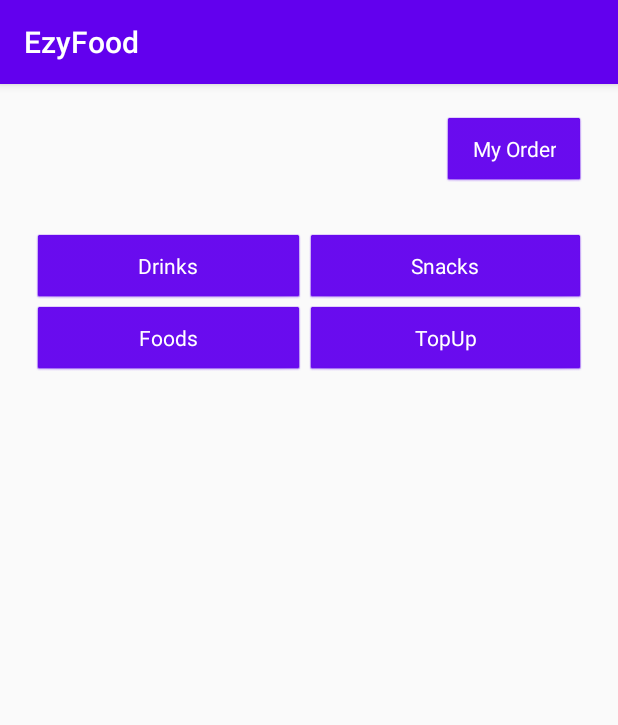
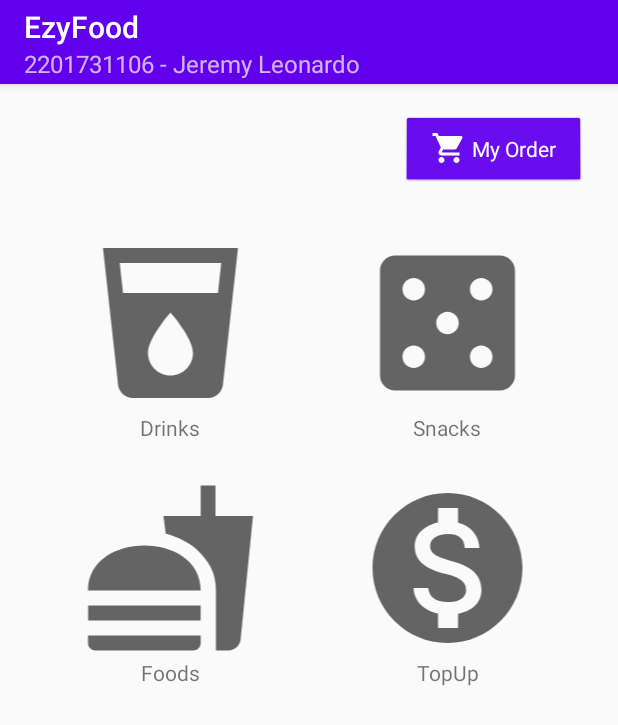
Before and after one commit to jeremyleonardo/ezyfood, an Android app: the screen it shows after launch (MainActivity), on a phone screen of 412 x 824 dp. Shown: the top 725 px of the screen. Run offline under Robolectric (Android 15) with nearby library versions, the phone set to English and light mode, and no system bars.

Commit message:
style: add drawables for main activity, change titles of actionbars

```diff
--- a/app/build.gradle
+++ b/app/build.gradle
@@ -12,6 +12,7 @@ android {
         versionName "1.0"
 
         testInstrumentationRunner "androidx.test.runner.AndroidJUnitRunner"
+        vectorDrawables.useSupportLibrary = true
     }
 
     buildTypes {
--- a/app/src/main/java/com/jeremyleonardo/ezyfood/CartActivity.java
+++ b/app/src/main/java/com/jeremyleonardo/ezyfood/CartActivity.java
@@ -25,6 +25,7 @@ public class CartActivity extends AppCompatActivity {
     protected void onCreate(Bundle savedInstanceState) {
         super.onCreate(savedInstanceState);
         setContentView(R.layout.activity_cart);
+        getSupportActionBar().setTitle("EzyFood : My Order");
 
         populateOrderList();
         attachTotalPrice();
--- a/app/src/main/java/com/jeremyleonardo/ezyfood/CatalogActivity.java
+++ b/app/src/main/java/com/jeremyleonardo/ezyfood/CatalogActivity.java
@@ -30,6 +30,7 @@ public class CatalogActivity extends AppCompatActivity {
 
         Intent intent = getIntent();
         catalogType = intent.getStringExtra("catalogType");
+        getSupportActionBar().setTitle("EzyFood : " + catalogType.substring(0, 1).toUpperCase() + catalogType.substring(1));
 
         tvCatalogType.setText(catalogType.substring(0, 1).toUpperCase() + catalogType.substring(1));
 
--- a/app/src/main/java/com/jeremyleonardo/ezyfood/MainActivity.java
+++ b/app/src/main/java/com/jeremyleonardo/ezyfood/MainActivity.java
@@ -12,21 +12,23 @@ public class MainActivity extends AppCompatActivity {
     protected void onCreate(Bundle savedInstanceState) {
         super.onCreate(savedInstanceState);
         setContentView(R.layout.activity_main);
+        getSupportActionBar().setTitle("EzyFood");
+        getSupportActionBar().setSubtitle("2201731106 - Jeremy Leonardo");
     }
 
     public void openView(View view) {
         String viewType = "";
         switch (view.getId()) {
-            case (R.id.button1):
+            case (R.id.llDrinks):
                 viewType = "drinks";
                 break;
-            case (R.id.button2):
+            case (R.id.llSnacks):
                 viewType = "snacks";
                 break;
-            case (R.id.button3):
+            case (R.id.llFoods):
                 viewType = "foods";
                 break;
-            case (R.id.button4):
+            case (R.id.llTopUp):
                 viewType = "topup";
                 break;
         }
--- a/app/src/main/java/com/jeremyleonardo/ezyfood/OrderActivity.java
+++ b/app/src/main/java/com/jeremyleonardo/ezyfood/OrderActivity.java
@@ -20,6 +20,7 @@ public class OrderActivity extends AppCompatActivity {
     protected void onCreate(Bundle savedInstanceState) {
         super.onCreate(savedInstanceState);
         setContentView(R.layout.activity_order);
+        getSupportActionBar().setTitle("EzyFood : Order");
 
         tvMenu = findViewById(R.id.menuName);
         tvPrice = findViewById(R.id.price);
--- a/app/src/main/java/com/jeremyleonardo/ezyfood/ReceiptActivity.java
+++ b/app/src/main/java/com/jeremyleonardo/ezyfood/ReceiptActivity.java
@@ -24,6 +24,7 @@ public class ReceiptActivity extends AppCompatActivity {
     protected void onCreate(Bundle savedInstanceState) {
         super.onCreate(savedInstanceState);
         setContentView(R.layout.activity_receipt);
+        getSupportActionBar().setTitle("EzyFood : Order Complete");
         tvTotalPrice = findViewById(R.id.tvTotalPrice);
 
         if(savedInstanceState != null) {
--- a/app/src/main/java/com/jeremyleonardo/ezyfood/TopUpActivity.java
+++ b/app/src/main/java/com/jeremyleonardo/ezyfood/TopUpActivity.java
@@ -15,6 +15,7 @@ public class TopUpActivity extends AppCompatActivity {
     protected void onCreate(Bundle savedInstanceState) {
         super.onCreate(savedInstanceState);
         setContentView(R.layout.activity_top_up);
+        getSupportActionBar().setTitle("EzyFood : TopUp");
 
         setWalletBalance();
     }
--- /dev/null
+++ b/app/src/main/res/drawable/ic_drinks_48.xml
@@ -0,0 +1,5 @@
+<vector android:height="48dp" android:tint="?attr/colorControlNormal"
+    android:viewportHeight="24" android:viewportWidth="24"
+    android:width="48dp" xmlns:android="http://schemas.android.com/apk/res/android">
+    <path android:fillColor="@android:color/white" android:pathData="M3,2l2.01,18.23C5.13,21.23 5.97,22 7,22h10c1.03,0 1.87,-0.77 1.99,-1.77L21,2L3,2zM12,19c-1.66,0 -3,-1.34 -3,-3 0,-2 3,-5.4 3,-5.4s3,3.4 3,5.4c0,1.66 -1.34,3 -3,3zM18.33,8L5.67,8l-0.44,-4h13.53l-0.43,4z"/>
+</vector>
--- /dev/null
+++ b/app/src/main/res/drawable/ic_food_48.xml
@@ -0,0 +1,5 @@
+<vector android:height="48dp" android:tint="?attr/colorControlNormal"
+    android:viewportHeight="24" android:viewportWidth="24"
+    android:width="48dp" xmlns:android="http://schemas.android.com/apk/res/android">
+    <path android:fillColor="@android:color/white" android:pathData="M18.06,22.99h1.66c0.84,0 1.53,-0.64 1.63,-1.46L23,5.05h-5L18,1h-1.97v4.05h-4.97l0.3,2.34c1.71,0.47 3.31,1.32 4.27,2.26 1.44,1.42 2.43,2.89 2.43,5.29v8.05zM1,21.99L1,21h15.03v0.99c0,0.55 -0.45,1 -1.01,1L2.01,22.99c-0.56,0 -1.01,-0.45 -1.01,-1zM16.03,14.99c0,-8 -15.03,-8 -15.03,0h15.03zM1.02,17h15v2h-15z"/>
+</vector>
--- /dev/null
+++ b/app/src/main/res/drawable/ic_shopping_cart_24.xml
@@ -0,0 +1,10 @@
+<vector xmlns:android="http://schemas.android.com/apk/res/android"
+    android:width="24dp"
+    android:height="24dp"
+    android:viewportWidth="24"
+    android:viewportHeight="24"
+    android:tint="?attr/colorControlNormal">
+  <path
+      android:fillColor="@android:color/white"
+      android:pathData="M7,18c-1.1,0 -1.99,0.9 -1.99,2S5.9,22 7,22s2,-0.9 2,-2 -0.9,-2 -2,-2zM1,2v2h2l3.6,7.59 -1.35,2.45c-0.16,0.28 -0.25,0.61 -0.25,0.96 0,1.1 0.9,2 2,2h12v-2L7.42,15c-0.14,0 -0.25,-0.11 -0.25,-0.25l0.03,-0.12 0.9,-1.63h7.45c0.75,0 1.41,-0.41 1.75,-1.03l3.58,-6.49c0.08,-0.14 0.12,-0.31 0.12,-0.48 0,-0.55 -0.45,-1 -1,-1L5.21,4l-0.94,-2L1,2zM17,18c-1.1,0 -1.99,0.9 -1.99,2s0.89,2 1.99,2 2,-0.9 2,-2 -0.9,-2 -2,-2z"/>
+</vector>
--- /dev/null
+++ b/app/src/main/res/drawable/ic_shopping_cart_24_white.xml
@@ -0,0 +1,5 @@
+<vector android:height="24dp" android:tint="#FFFFFF"
+    android:viewportHeight="24" android:viewportWidth="24"
+    android:width="24dp" xmlns:android="http://schemas.android.com/apk/res/android">
+    <path android:fillColor="@android:color/white" android:pathData="M7,18c-1.1,0 -1.99,0.9 -1.99,2S5.9,22 7,22s2,-0.9 2,-2 -0.9,-2 -2,-2zM1,2v2h2l3.6,7.59 -1.35,2.45c-0.16,0.28 -0.25,0.61 -0.25,0.96 0,1.1 0.9,2 2,2h12v-2L7.42,15c-0.14,0 -0.25,-0.11 -0.25,-0.25l0.03,-0.12 0.9,-1.63h7.45c0.75,0 1.41,-0.41 1.75,-1.03l3.58,-6.49c0.08,-0.14 0.12,-0.31 0.12,-0.48 0,-0.55 -0.45,-1 -1,-1L5.21,4l-0.94,-2L1,2zM17,18c-1.1,0 -1.99,0.9 -1.99,2s0.89,2 1.99,2 2,-0.9 2,-2 -0.9,-2 -2,-2z"/>
+</vector>
--- /dev/null
+++ b/app/src/main/res/drawable/ic_snacks_48.xml
@@ -0,0 +1,5 @@
+<vector android:height="48dp" android:tint="?attr/colorControlNormal"
+    android:viewportHeight="24" android:viewportWidth="24"
+    android:width="48dp" xmlns:android="http://schemas.android.com/apk/res/android">
+    <path android:fillColor="@android:color/white" android:pathData="M19,3L5,3c-1.1,0 -2,0.9 -2,2v14c0,1.1 0.9,2 2,2h14c1.1,0 2,-0.9 2,-2L21,5c0,-1.1 -0.9,-2 -2,-2zM7.5,18c-0.83,0 -1.5,-0.67 -1.5,-1.5S6.67,15 7.5,15s1.5,0.67 1.5,1.5S8.33,18 7.5,18zM7.5,9C6.67,9 6,8.33 6,7.5S6.67,6 7.5,6 9,6.67 9,7.5 8.33,9 7.5,9zM12,13.5c-0.83,0 -1.5,-0.67 -1.5,-1.5s0.67,-1.5 1.5,-1.5 1.5,0.67 1.5,1.5 -0.67,1.5 -1.5,1.5zM16.5,18c-0.83,0 -1.5,-0.67 -1.5,-1.5s0.67,-1.5 1.5,-1.5 1.5,0.67 1.5,1.5 -0.67,1.5 -1.5,1.5zM16.5,9c-0.83,0 -1.5,-0.67 -1.5,-1.5S15.67,6 16.5,6s1.5,0.67 1.5,1.5S17.33,9 16.5,9z"/>
+</vector>
--- /dev/null
+++ b/app/src/main/res/drawable/ic_topup_48.xml
@@ -0,0 +1,5 @@
+<vector android:height="48dp" android:tint="?attr/colorControlNormal"
+    android:viewportHeight="24" android:viewportWidth="24"
+    android:width="48dp" xmlns:android="http://schemas.android.com/apk/res/android">
+    <path android:fillColor="@android:color/white" android:pathData="M12,2C6.48,2 2,6.48 2,12s4.48,10 10,10 10,-4.48 10,-10S17.52,2 12,2zM13.41,18.09L13.41,20h-2.67v-1.93c-1.71,-0.36 -3.16,-1.46 -3.27,-3.4h1.96c0.1,1.05 0.82,1.87 2.65,1.87 1.96,0 2.4,-0.98 2.4,-1.59 0,-0.83 -0.44,-1.61 -2.67,-2.14 -2.48,-0.6 -4.18,-1.62 -4.18,-3.67 0,-1.72 1.39,-2.84 3.11,-3.21L10.74,4h2.67v1.95c1.86,0.45 2.79,1.86 2.85,3.39L14.3,9.34c-0.05,-1.11 -0.64,-1.87 -2.22,-1.87 -1.5,0 -2.4,0.68 -2.4,1.64 0,0.84 0.65,1.39 2.67,1.91s4.18,1.39 4.18,3.91c-0.01,1.83 -1.38,2.83 -3.12,3.16z"/>
+</vector>
--- a/app/src/main/res/layout/activity_main.xml
+++ b/app/src/main/res/layout/activity_main.xml
@@ -23,8 +23,9 @@
                 android:id="@+id/button5"
                 android:layout_width="wrap_content"
                 android:layout_height="wrap_content"
+                android:drawableLeft="@drawable/ic_shopping_cart_24_white"
                 android:onClick="openCart"
-                android:text="My Order" />
+                android:text=" My Order" />
         </LinearLayout>
 
         <TableLayout
@@ -34,44 +35,109 @@
 
             <TableRow
                 android:layout_width="match_parent"
-                android:layout_height="match_parent">
+                android:layout_height="wrap_content">
 
-                <Button
-                    android:id="@+id/button1"
+                <LinearLayout
+                    android:id="@+id/llDrinks"
                     android:layout_width="match_parent"
                     android:layout_height="wrap_content"
                     android:layout_weight="0.5"
+                    android:clickable="true"
                     android:onClick="openView"
-                    android:text="Drinks" />
+                    android:orientation="vertical">
 
-                <Button
-                    android:id="@+id/button2"
+                    <ImageView
+                        android:id="@+id/ivDrinks"
+                        android:layout_width="match_parent"
+                        android:layout_height="120dp"
+                        android:layout_weight="0.5"
+                        app:srcCompat="@drawable/ic_drinks_48" />
+
+                    <TextView
+                        android:layout_width="match_parent"
+                        android:layout_height="wrap_content"
+                        android:gravity="center"
+                        android:text="Drinks" />
+
+                </LinearLayout>
+
+                <LinearLayout
+                    android:id="@+id/llSnacks"
                     android:layout_width="match_parent"
                     android:layout_height="wrap_content"
                     android:layout_weight="0.5"
+                    android:clickable="true"
                     android:onClick="openView"
-                    android:text="Snacks" />
+                    android:orientation="vertical">
+
+                    <ImageView
+                        android:id="@+id/ivSnacks"
+                        android:layout_width="match_parent"
+                        android:layout_height="120dp"
+                        app:srcCompat="@drawable/ic_snacks_48" />
+
+                    <TextView
+                        android:layout_width="match_parent"
+                        android:layout_height="wrap_content"
+                        android:gravity="center"
+                        android:text="Snacks" />
+
+                </LinearLayout>
+
             </TableRow>
 
             <TableRow
                 android:layout_width="match_parent"
-                android:layout_height="match_parent">
+                android:layout_height="match_parent"
+                android:layout_marginTop="24dp">
 
-                <Button
-                    android:id="@+id/button3"
+                <LinearLayout
+                    android:id="@+id/llFoods"
                     android:layout_width="match_parent"
                     android:layout_height="wrap_content"
                     android:layout_weight="0.5"
+                    android:clickable="true"
                     android:onClick="openView"
-                    android:text="Foods" />
+                    android:orientation="vertical">
 
-                <Button
-                    android:id="@+id/button4"
+                    <ImageView
+                        android:id="@+id/ivFoods"
+                        android:layout_width="match_parent"
+                        android:layout_height="120dp"
+                        android:layout_weight="0.5"
+                        app:srcCompat="@drawable/ic_food_48" />
+
+                    <TextView
+                        android:layout_width="match_parent"
+                        android:layout_height="wrap_content"
+                        android:gravity="center"
+                        android:text="Foods" />
+
+                </LinearLayout>
+
+                <LinearLayout
+                    android:id="@+id/llTopUp"
                     android:layout_width="match_parent"
                     android:layout_height="wrap_content"
                     android:layout_weight="0.5"
+                    android:clickable="true"
                     android:onClick="openView"
-                    android:text="TopUp" />
+                    android:orientation="vertical">
+
+                    <ImageView
+                        android:id="@+id/ivTopUp"
+                        android:layout_width="match_parent"
+                        android:layout_height="120dp"
+                        app:srcCompat="@drawable/ic_topup_48" />
+
+                    <TextView
+                        android:layout_width="match_parent"
+                        android:layout_height="wrap_content"
+                        android:gravity="center"
+                        android:text="TopUp" />
+
+                </LinearLayout>
+
             </TableRow>
 
         </TableLayout>
```
